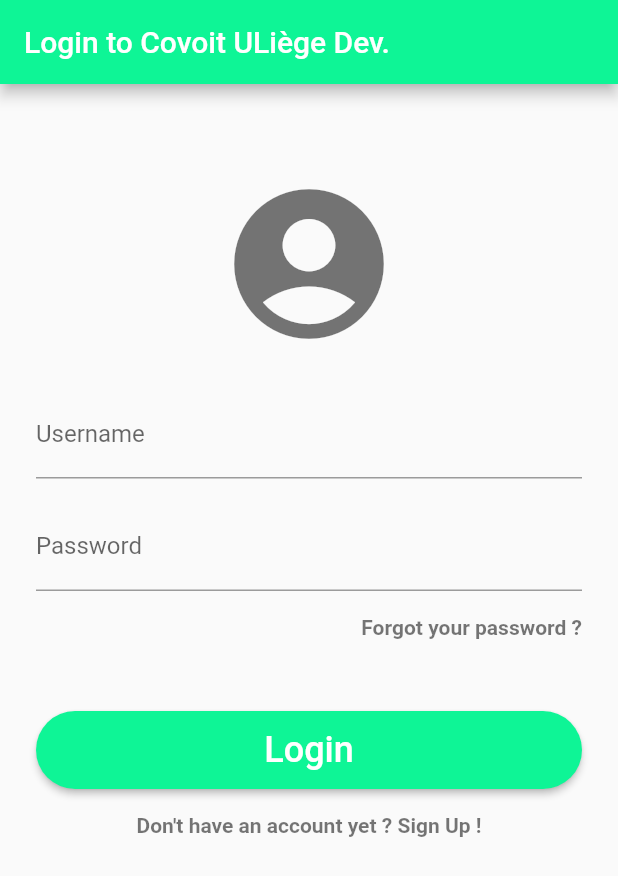
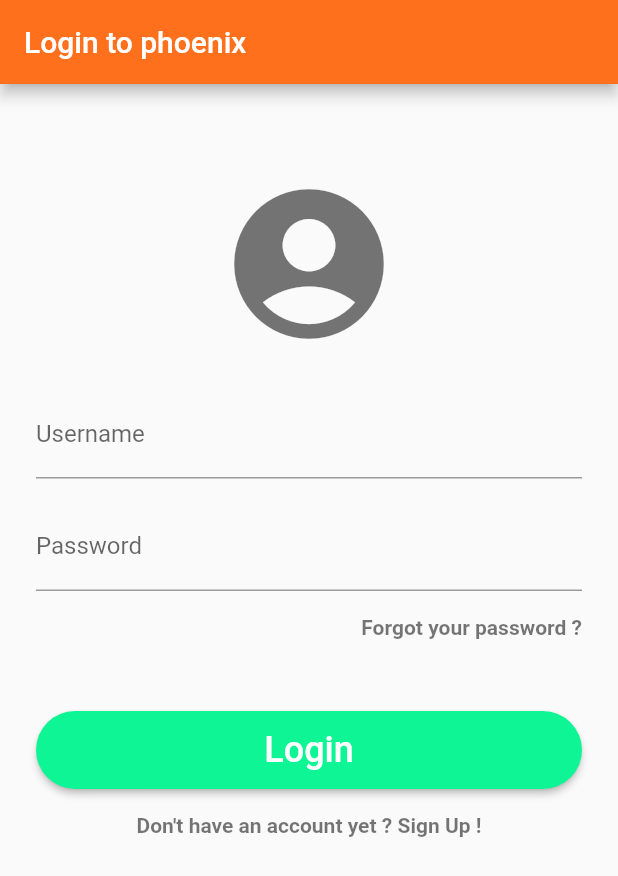
Before and after one commit to OlivierMoitroux/phoenix, a Flutter app: the screen it shows after launch, on a phone screen of 412 x 824 dp. Shown: the top 876 px of the screen. Run offline on Flutter 3.47's test engine with Material 2 defaults, Android fonts, the phone set to English and light mode, and no system bars; our stand-ins replace connectivity, flutter_secure_storage, shared_preferences; generated files the repository leaves out were written again.

Commit message:
Themes & colors

```diff
--- a/lib/main.dart
+++ b/lib/main.dart
@@ -19,14 +19,19 @@ class PhoenixApp extends StatelessWidget {
   @override
   Widget build(BuildContext context) {
     return new MaterialApp(
-      title: 'Phoenix RE',
+      title: 'Phoenix rental',
       home: new RootPage(),
       theme: ThemeData(
-        backgroundColor: myColors.covoitULiegeColor,
+        backgroundColor: myColors.mainColor,
+        accentColor: Colors.cyan[600],
+
         textTheme: TextTheme(
-            body1: TextStyle(color: Colors.black54)
+            title: TextStyle(fontSize: 36.0, fontStyle: FontStyle.italic, color: Colors.black54),
+            headline: TextStyle(fontSize: 72.0, fontWeight: FontWeight.bold, color: Colors.black54),
+            body1: TextStyle(fontSize: 14.0, color: Colors.black54),
+
         ),
-        buttonColor: myColors.covoitULiegeColor,
+        buttonColor: myColors.mainColor,
         dividerColor: Colors.black54,
 
       ),
--- a/lib/screens/auth/login.dart
+++ b/lib/screens/auth/login.dart
@@ -279,8 +279,8 @@ class _LoginPageState extends State<LoginPage> {
 
     return new Scaffold(
         appBar: new AppBar(
-          backgroundColor: covoitULiegeColor,
-          title: new Text('Login to Covoit ULiège Dev.'),
+          backgroundColor: mainColor,
+          title: new Text('Login to phoenix'),
         ),
         body: _buildBody()
     );
--- a/lib/utils/colors.dart
+++ b/lib/utils/colors.dart
@@ -16,3 +16,9 @@ const MaterialColor covoitULiegeColor = const MaterialColor(
     900: const Color(0xFF0EF596),
   },
 );
+
+// Conversion rule example: #FF701C -> 0xFFFF701C
+
+Color mainColor = Color(0xFFFF701C);
+Color firstColor = Color(0xFFF47D15);
+Color secondColor = Color(0xFFEF772C);
```
Also changed, not shown: lib/root_widget.dart (+12 -12 lines), 1 other file.
